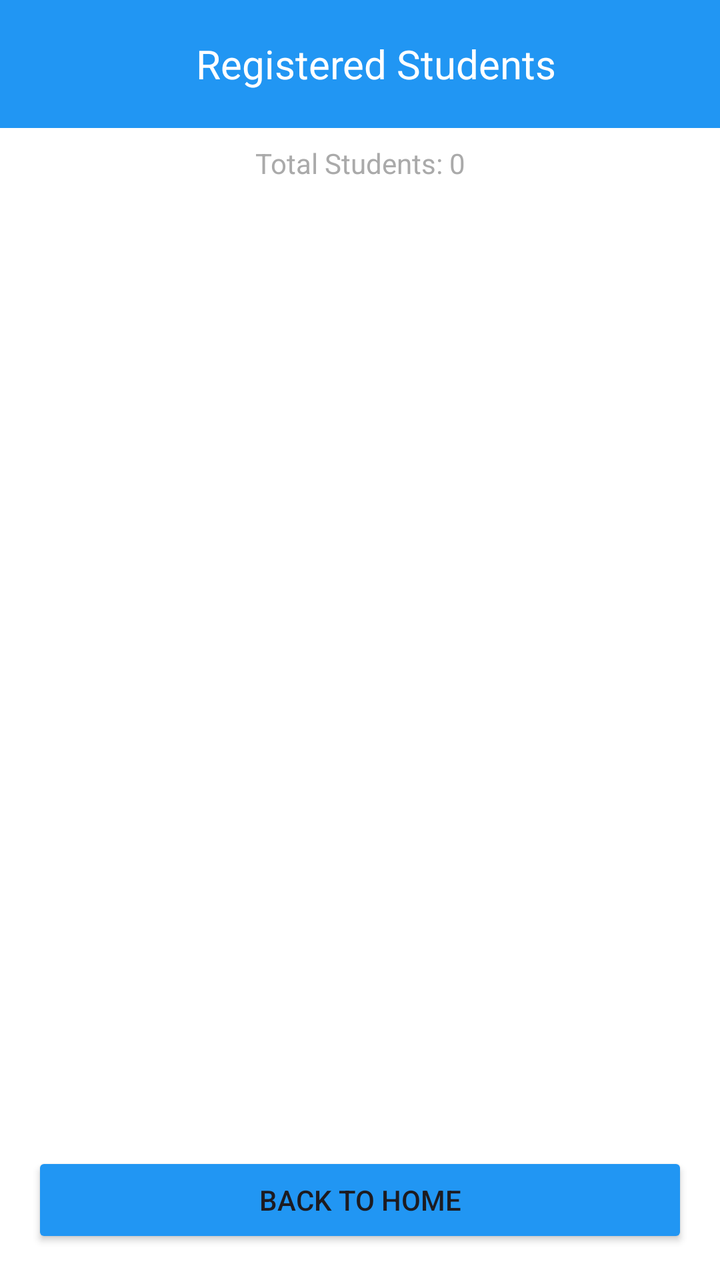
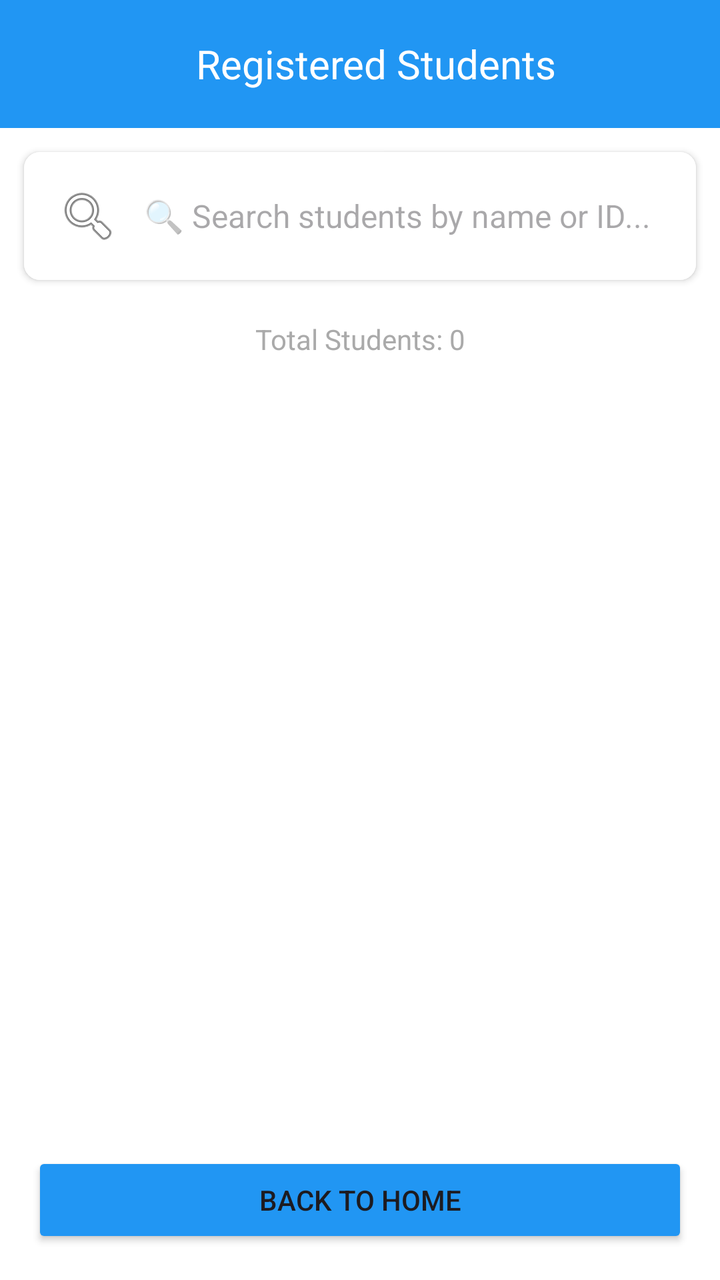

The first picture is an Android layout as it rendered before a commit; the second is the same layout after the commit. The layout source and the unified diff follow.
<!-- AndroidManifest.xml: application theme Theme.StudentApplication -->
<!-- res/layout/activity_student_list.xml -->
<?xml version="1.0" encoding="utf-8"?>
<LinearLayout xmlns:android="http://schemas.android.com/apk/res/android"
    xmlns:app="http://schemas.android.com/apk/res-auto"
    android:layout_width="match_parent"
    android:layout_height="match_parent"
    android:orientation="vertical"
    android:background="@android:color/white">

    
    <androidx.appcompat.widget.Toolbar
        android:id="@+id/toolbar"
        android:layout_width="match_parent"
        android:layout_height="?attr/actionBarSize"
        android:background="@color/colorPrimary"
        android:theme="@style/ThemeOverlay.AppCompat.Dark.ActionBar"
        android:elevation="4dp">

        <TextView
            android:layout_width="match_parent"
            android:layout_height="wrap_content"
            android:text="Registered Students"
            android:textSize="20sp"
            android:textColor="@android:color/white"
            android:gravity="center" />

    </androidx.appcompat.widget.Toolbar>

    
    <TextView
        android:id="@+id/tvStudentCount"
        android:layout_width="match_parent"
        android:layout_height="wrap_content"
        android:padding="8dp"
        android:gravity="center"
        android:text="Total Students: 0"
        android:textSize="14sp"
        android:textColor="@android:color/darker_gray"
        android:background="@android:color/background_light" />

    
    <androidx.recyclerview.widget.RecyclerView
        android:id="@+id/recyclerViewStudents"
        android:layout_width="match_parent"
        android:layout_height="0dp"
        android:layout_weight="1"
        android:padding="4dp"
        android:clipToPadding="false"
        android:scrollbars="vertical" />

    
    <Button
        android:id="@+id/btnBackHome"
        android:layout_width="match_parent"
        android:layout_height="wrap_content"
        android:text="BACK TO HOME"
        android:textSize="14sp"
        android:backgroundTint="@color/colorPrimary"
        android:layout_margin="16dp"
        android:padding="12dp" />

</LinearLayout>
<!-- resources referenced by this layout -->
<resources>
  <color name="colorPrimary">#2196F3</color>
  <style name="Theme.StudentApplication" parent="Base.Theme.StudentApplication" />
  <style name="Base.Theme.StudentApplication" parent="Theme.Material3.DayNight.NoActionBar">
          
          
      </style>
</resources>

<!-- the commit's change to res/layout/activity_student_list.xml (unified diff, before → after) -->
@@ -24,6 +24,28 @@
             android:gravity="center" />
 
     </androidx.appcompat.widget.Toolbar>
+
+    
+    <androidx.cardview.widget.CardView
+        android:layout_width="match_parent"
+        android:layout_height="wrap_content"
+        android:layout_margin="12dp"
+        app:cardCornerRadius="8dp"
+        app:cardElevation="2dp">
+
+        <EditText
+            android:id="@+id/etSearch"
+            android:layout_width="match_parent"
+            android:layout_height="wrap_content"
+            android:hint="🔍 Search students by name or ID..."
+            android:padding="16dp"
+            android:drawableStart="@android:drawable/ic_menu_search"
+            android:drawablePadding="12dp"
+            android:inputType="text"
+            android:background="@android:color/white"
+            android:textSize="16sp" />
+
+    </androidx.cardview.widget.CardView>
 
     
     <TextView
